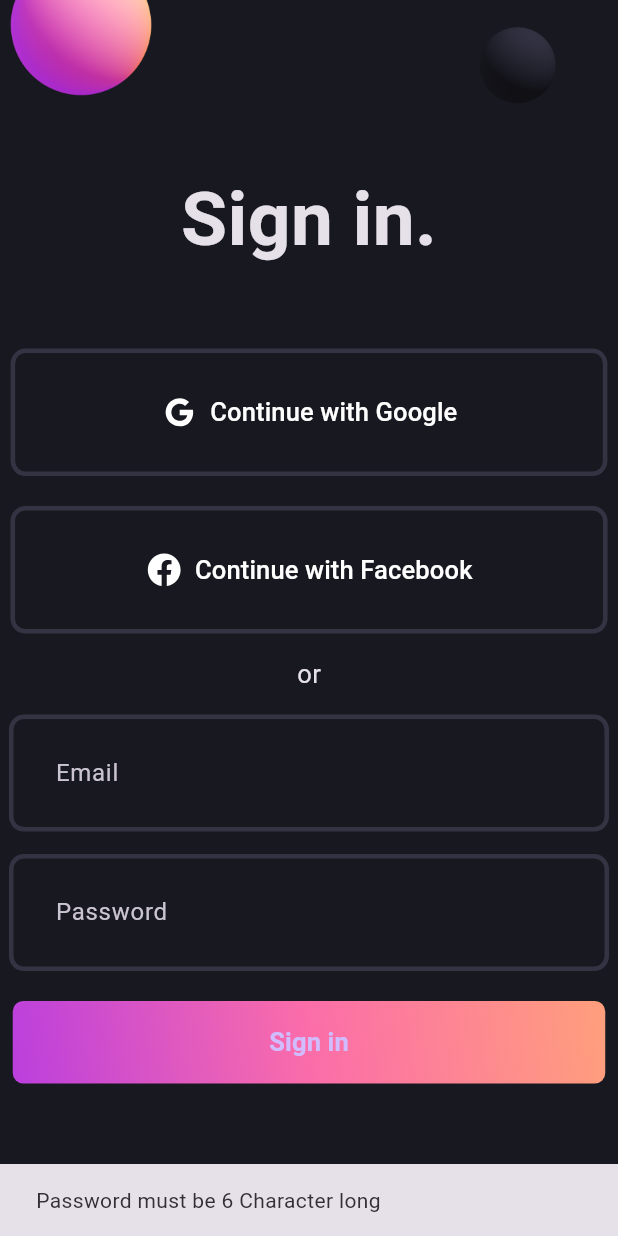
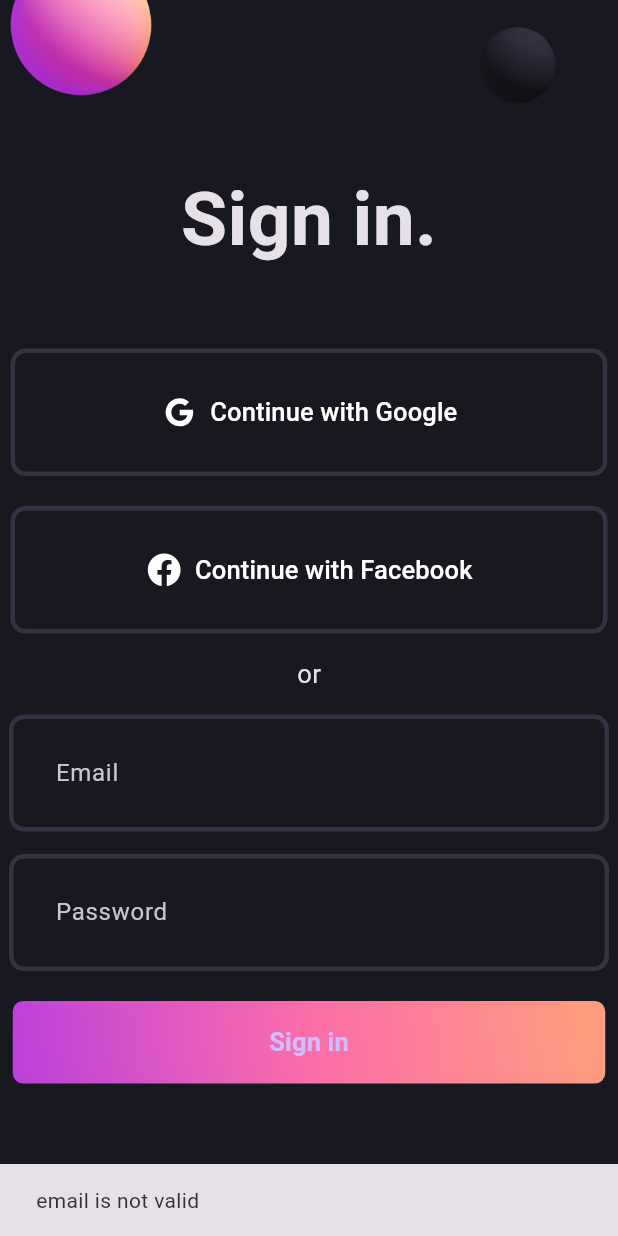
Before and after one commit to ThisIsAnshMalik/Flutter-Bloc, a Flutter app: the screen it shows after launch, after a tap on "Sign in", on a phone screen of 412 x 824 dp. Run offline on Flutter 3.47's test engine with Material 3 defaults, Android fonts, the phone set to English and light mode, and no system bars; our stand-ins replace equatable, flutter_bloc, flutter_svg.

Commit message:
Auth Loading Added with email validation

```diff
--- a/lib/bloc/auth_bloc.dart
+++ b/lib/bloc/auth_bloc.dart
@@ -9,11 +9,15 @@ class AuthBloc extends Bloc<AuthEvent, AuthState> {
     on<AuthLoginRequested>((event, emit) async {
       final email = event.email;
       final password = event.password;
+      emit(AuthLoading());
 
       try {
+        String p =
+            r'^(([^<>()[\]\\.,;:\s@\"]+(\.[^<>()[\]\\.,;:\s@\"]+)*)|(\".+\"))@((\[[0-9]{1,3}\.[0-9]{1,3}\.[0-9]{1,3}\.[0-9]{1,3}\])|(([a-zA-Z\-0-9]+\.)+[a-zA-Z]{2,}))$';
+        RegExp regExp = RegExp(p);
         // password validation
-        if (email.length < 6) {
-          emit(const AuthFailure('Password must be 6 Character long'));
+        if (!regExp.hasMatch(email)) {
+          emit(const AuthFailure('email is not valid'));
         }
 
         // password validation
--- a/lib/bloc/auth_state.dart
+++ b/lib/bloc/auth_state.dart
@@ -20,3 +20,5 @@ final class AuthFailure extends AuthState {
 
   const AuthFailure(this.error);
 }
+
+final class AuthLoading extends AuthState {}
--- a/lib/login_screen.dart
+++ b/lib/login_screen.dart
@@ -33,7 +33,12 @@ class _LoginScreenState extends State<LoginScreen> {
                 (route) => false);
           }
         },
-        child: SingleChildScrollView(
+        child: BlocBuilder<AuthBloc, AuthState>(
+          builder: (context, state) {
+            if (state is AuthLoading) {
+              return const Center(child: CircularProgressIndicator());
+            } else {
+              return SingleChildScrollView(
                 child: Center(
                   child: Column(
                     children: [
@@ -83,6 +88,9 @@ class _LoginScreenState extends State<LoginScreen> {
                     ],
                   ),
                 ),
+              );
+            }
+          },
         ),
       ),
     );
```
Lines whose indentation alone changed are shown as unchanged.
